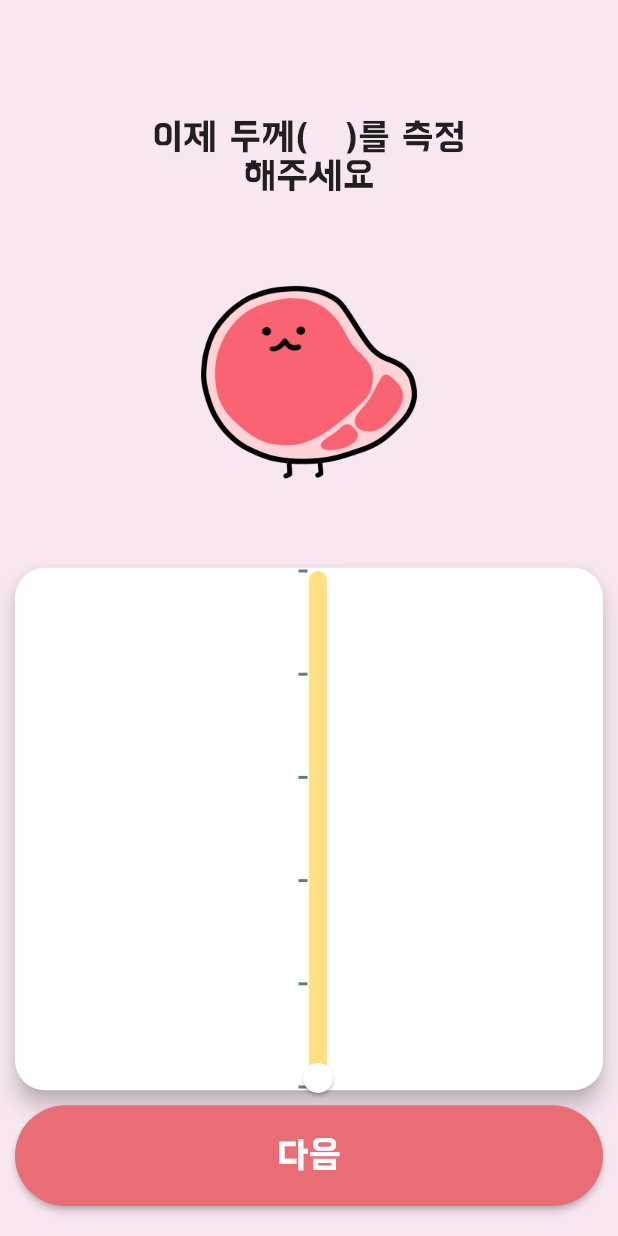
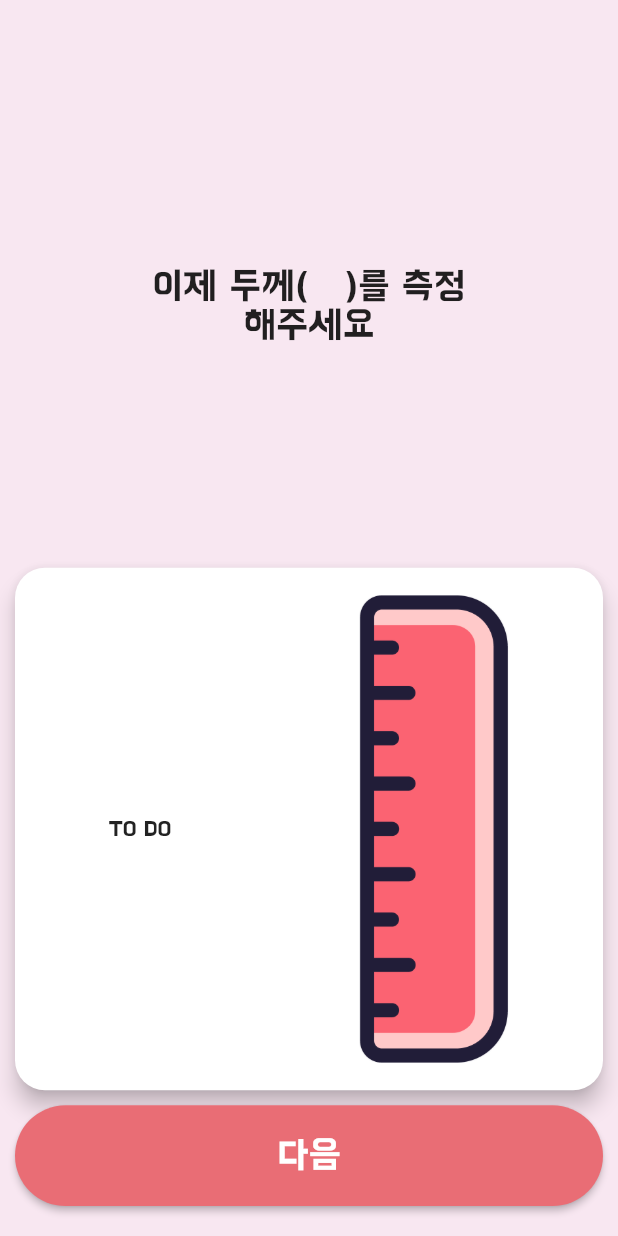
Before and after one commit to hyukjinlee/HelpMeat_Flutter, a Flutter app: the SelectThicknessScreen screen opened directly with empty values, on a phone screen of 412 x 824 dp. Run offline on Flutter 3.47's test engine with Material 2 defaults, Android fonts, the light colour scheme and no system bars.

Commit message:
1. Added resources file (ruler, ) 2. Added resource text (description by thickness) 3. Removed Ruler code

```diff
--- a/lib/resources/resources.dart
+++ b/lib/resources/resources.dart
@@ -107,4 +107,47 @@ class ResourceUtils {
         return "";
     }
   }
+
+  static String getFirstStringByMeatThickness(double thickness) {
+    if (thickness == 0.0){
+      return '이제 두께(\u21D5)를 측정';
+    } else if (thickness <= 0.8) {
+      return '입에서 사르르';
+    } else if (thickness <= 1.5) {
+      return '금방 구워지는';
+    } else if (thickness <= 2.0) {
+      return '호불호 안 갈리는';
+    } else if (thickness <= 3.0) {
+      return '식감이 살아있는';
+    } else if (thickness <= 5.0) {
+      return '육즙이 팡팡';
+    }
+    return "";
+  }
+
+  static String getCenterStringByMeatThickness(double thickness) {
+    if (thickness == 0.0){
+      return '';
+    } else if (thickness <= 0.8) {
+      return '얇은';
+    } else if (thickness <= 1.5) {
+      return '조금 얇은';
+    } else if (thickness <= 2.0) {
+      return '보통 두께의';
+    } else if (thickness <= 3.0) {
+      return '조금 두꺼운';
+    } else if (thickness <= 5.0) {
+      return '두꺼운';
+    }
+    return "";
+  }
+
+  static String getLastStringByMeatThickness(double thickness) {
+    if (thickness == 0.0){
+      return '해주세요';
+    } else if (thickness <= 5.0) {
+      return '고기네요';
+    }
+    return "";
+  }
 }
--- a/lib/screens/select_thickness_screen.dart
+++ b/lib/screens/select_thickness_screen.dart
@@ -1,12 +1,9 @@
 import 'package:flutter/material.dart';
 import 'package:helpmeat/resources/resources.dart';
+import 'package:helpmeat/screens/arguments/grill_meat_arguments.dart';
 import 'package:helpmeat/widgets/grill_meat_widget.dart';
-import 'package:helpmeat/screens/arguments/grill_meat_arguments.dart';
-import 'dart:math' as math;
 
-import 'package:scroll_to_index/scroll_to_index.dart';
-
-/// [3] 두께 선택 화면 : 0.5 ~ 4.5 cm
+/// [3] 두께 선택 화면 : 0.1 ~ 5.0 cm
 class SelectThicknessScreen extends StatelessWidget {
   final GrillMeatArguments args;
 
@@ -16,40 +13,34 @@ class SelectThicknessScreen extends StatelessWidget {
   Widget build(BuildContext context) {
     print('고기 : ${args.meatType}, 부위 : ${args.meatInfoDetail?.name} (${args.meatInfoDetail?.meatPartType})');
 
-    double degrees = 270;
-    double radius = degrees * math.pi / 180;
+    String firstText = ResourceUtils.getFirstStringByMeatThickness(0.0);
+    String centerText = ResourceUtils.getCenterStringByMeatThickness(0.0);
+    String lastText = ResourceUtils.getLastStringByMeatThickness(0.0);
+
+    List<Widget> textViewList = [];
+    addTextWidgetToList(textViewList, firstText, 25);
+    if (centerText.isNotEmpty) {
+      addTextWidgetToList(textViewList,centerText, 35);
+    }
+    addTextWidgetToList(textViewList, lastText, 25);
 
     return Scaffold(
       // appBar: AppBar(),
         body: GrillMeatLayout(
           top: Column(
-            mainAxisAlignment: MainAxisAlignment.spaceEvenly,
+            mainAxisAlignment: MainAxisAlignment.center,
             crossAxisAlignment: CrossAxisAlignment.center,
-            children: [
-              Column(
-                crossAxisAlignment: CrossAxisAlignment.center,
-                children: const [
-                  Text(
-                    style: TextStyle(fontSize: 25),
-                    '이제 두께(\u21D5)를 측정',
-                  ),
-                  Text(
-                    style: TextStyle(fontSize: 25),
-                    '해주세요',
-                  )
-                ],
+            children: textViewList,
+          ),
+          middle: Row(
+            mainAxisAlignment: MainAxisAlignment.spaceAround,
+            children: const [
+              Text("TO DO"),
+              Image(
+                image: AssetImage('assets/ruler.png'),
+                width: 100,
+                height: double.infinity,
               ),
-              Image(
-                image: AssetImage('assets/beef_rare.png'),
-                width: 150,
-                height: 150,
-              ),
-            ],
-          ),
-          middle: Column(
-            mainAxisAlignment: MainAxisAlignment.spaceAround,
-            children: [
-              Transform.rotate(angle: radius,child: Ruler(),)
             ],
           ),
           bottom: Container(
@@ -67,64 +58,11 @@ class SelectThicknessScreen extends StatelessWidget {
         )
     );
   }
-}
 
-class Ruler extends StatefulWidget {
-  const Ruler({Key? key}) : super(key: key);
-
-  @override
-  State<Ruler> createState() => _RulerState();
-}
-
-class _RulerState extends State<Ruler> {
-  double _counter = 0.0;
-  @override
-  Widget build(BuildContext context) {
-    return SliderTheme(
-        data: SliderThemeData(
-            tickMarkShape: SliderTickMarkShape.noTickMark,
-            trackHeight: 12,
-            inactiveTrackColor: Colors.amber[200],
-            activeTrackColor: Colors.amber,
-            thumbColor: Colors.white,
-            thumbShape: const RoundSliderThumbShape(enabledThumbRadius: 10)),
-        child: Stack(
-          children: [
-            showTrack(),
-            Padding(
-              padding: const EdgeInsets.only(top: 12),
-              child: Slider(
-                value: _counter,
-                min: 0,
-                max: 5,
-                divisions: 5,
-                onChanged: (value) {
-                  setState(() {
-                    _counter = value;
-                  });
-                },
-              ),
-            )
-          ],
-        ));
-  }
-
-  Widget showTrack(){
-    return Padding(padding: const EdgeInsets.fromLTRB(23, 23, 23, 23),
-      child: Row(
-        children: [
-          Container( height:6.0, width:2.0, color:Colors.blueGrey,),
-          const Spacer(),
-          Container( height:6.0, width:2.0, color:Colors.blueGrey,),
-          const Spacer(),
-          Container( height:6.0, width:2.0, color:Colors.blueGrey,),
-          const Spacer(),
-          Container( height:6.0, width:2.0, color:Colors.blueGrey,),
-          const Spacer(),
-          Container( height:6.0, width:2.0, color:Colors.blueGrey,),
-          const Spacer(),
-          Container( height:6.0, width:2.0, color:Colors.blueGrey,),
-        ],
-      ),);
+  void addTextWidgetToList(List<Widget> list, String text, double fontSize) {
+    list.add(Text(
+      style: TextStyle(fontSize: fontSize),
+      text,
+    ));
   }
 }
```
Also changed, not shown: assets/ruler.png (added), pubspec.lock.
